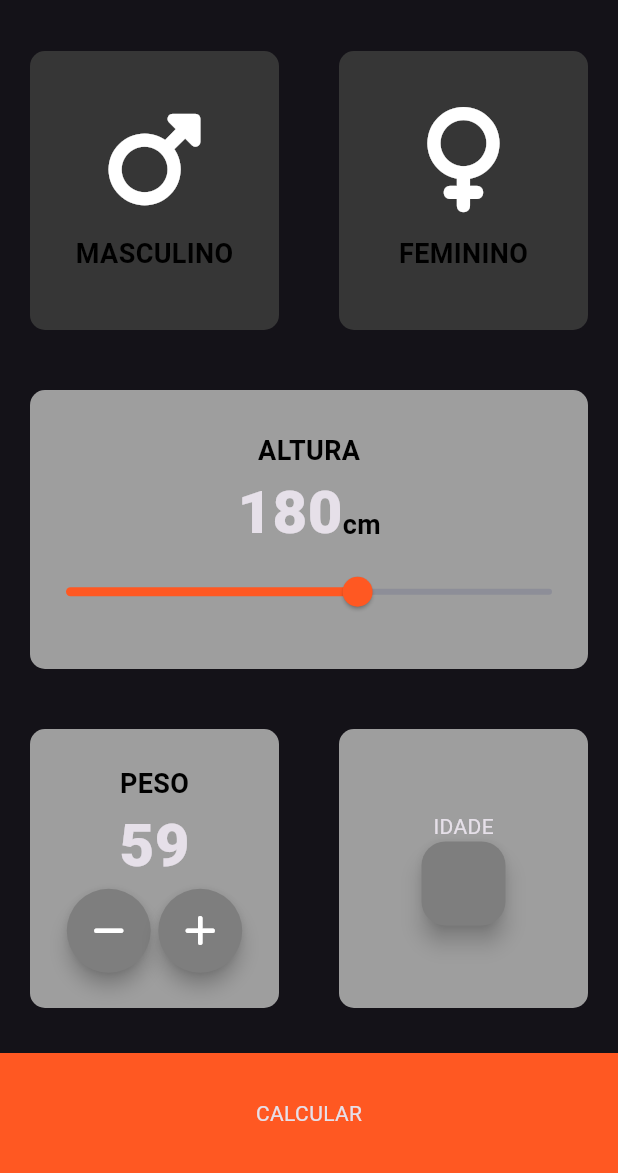
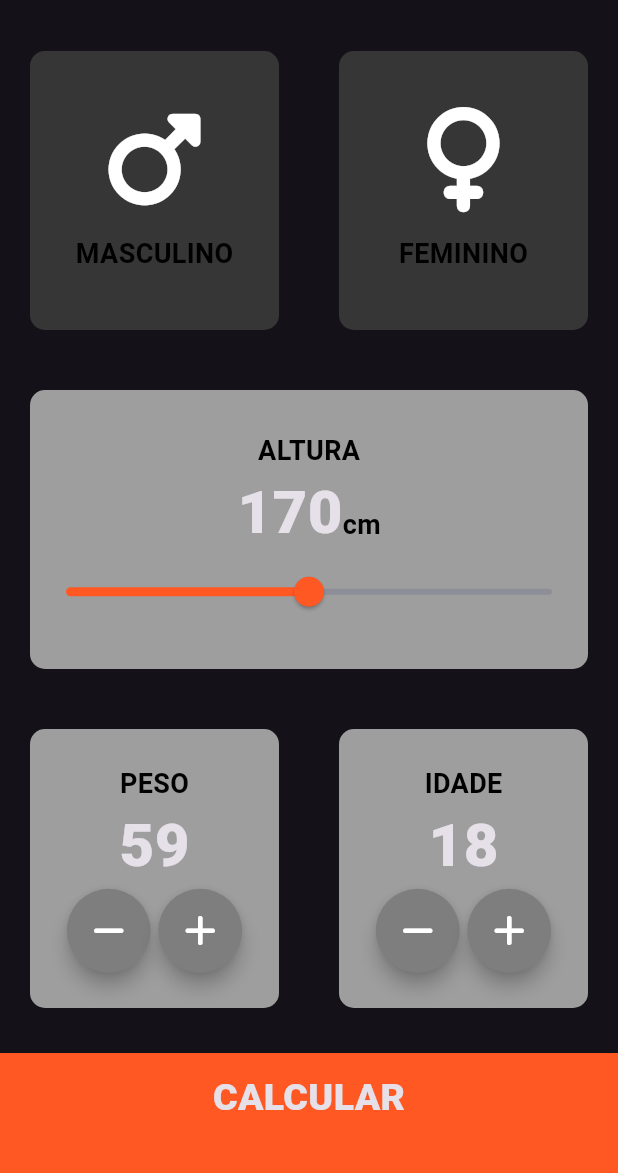
Before and after one commit to Daniells642/Projeto-Flutter, a Flutter app: the screen it shows after launch, after a tap on an icon or button, on a phone screen of 412 x 824 dp, the part 63-1236 px from its top. Run offline on Flutter 3.47's test engine with Material 3 defaults, Android fonts, the phone set to English and light mode, and no system bars; our stand-ins replace font_awesome_flutter.

Commit message:
Refatoracao e segunda tela criada.

```diff
--- a/lib/main.dart
+++ b/lib/main.dart
@@ -1,9 +1,8 @@
 import 'package:flutter/material.dart';
 import 'package:meu_app/paginas/homePage.dart';
+import 'package:meu_app/paginas/telasResultados.dart';
 
-void main() {
-  runApp(const CalculadoraImc());
-}
+void main() => runApp(const CalculadoraImc());
 
 class CalculadoraImc extends StatelessWidget {
   const CalculadoraImc({super.key});
@@ -12,7 +11,12 @@ class CalculadoraImc extends StatelessWidget {
   Widget build(BuildContext context) {
     return MaterialApp(
       theme: ThemeData.dark(),
-      home: const HomePage(),
-      );
+      //home: const HomePage(),
+      initialRoute: '/',
+      routes: {
+        '/': (context) => const HomePage(),
+        '/telaResultados': (context) => const TelaResultados(),
+      },
+    );
   }
 }
--- a/lib/paginas/homePage.dart
+++ b/lib/paginas/homePage.dart
@@ -1,8 +1,12 @@
 import 'package:flutter/widgets.dart';
 import 'package:flutter/material.dart';
-import 'package:meu_app/widget/constantes.dart';
+import 'package:flutter/cupertino.dart';
+import 'package:meu_app/utils/constantes.dart';
 import 'package:meu_app/widget/cartaoPadrao.dart';
+import 'package:meu_app/widget/botaoInferior.dart';
 import 'package:meu_app/widget/conteudoIcone.dart';
+import 'package:meu_app/widget/botaoArredondado.dart';
+import 'package:meu_app/paginas/telasResultados.dart';
 import 'package:font_awesome_flutter/font_awesome_flutter.dart';
 
 enum Sexo {
@@ -19,8 +23,9 @@ class HomePage extends StatefulWidget {
 
 class _MyHomePageState extends State<HomePage> {
   Sexo? sexoSelecionado;
-  int altura = 180;
+  int altura = 170;
   int peso = 60;
+  int idade = 18;
 
   @override
   Widget build(BuildContext context) {
@@ -40,7 +45,7 @@ class _MyHomePageState extends State<HomePage> {
                       aoPressionar: () {
                         setState(() {
                           sexoSelecionado = Sexo.masculino;
-                          print("HOMEM");
+                          //print("HOMEM");
                         });
                       },
                       cor: sexoSelecionado == Sexo.masculino
@@ -58,7 +63,7 @@ class _MyHomePageState extends State<HomePage> {
                       aoPressionar: () {
                         setState(() {
                           sexoSelecionado = Sexo.feminino;
-                          print("está funçando");
+                          //print("está funçando");
                         });
                       },
                       cor: sexoSelecionado == Sexo.feminino
@@ -136,6 +141,14 @@ class _MyHomePageState extends State<HomePage> {
                                 aoPressionar: () {
                                   setState(() {
                                     peso--;
+
+                                    if (peso < 0) {
+                                      ScaffoldMessenger.of(context)
+                                          .showSnackBar(const SnackBar(
+                                              content: Text(
+                                                  "Informe um peso válido.")));
+                                      peso++;
+                                    }
                                   });
                                 },
                               ),
@@ -162,17 +175,47 @@ class _MyHomePageState extends State<HomePage> {
                       filhoCartao: Column(
                         mainAxisAlignment: MainAxisAlignment.center,
                         children: [
-                          const Text('IDADE'),
-                          //Icon(FontAwesomeIcons.mars, size: 95.0)
+                          const Text(
+                            'IDADE',
+                            style: kDescricaoTextStyle,
+                          ),
+                          Text(
+                            idade.toString(),
+                            style: kNumeroTextStyle,
+                          ),
+                          Row(
+                            mainAxisAlignment: MainAxisAlignment.center,
+                            children: [
+                              BotaoArredondado(
+                                icone: FontAwesomeIcons.minus,
+                                aoPressionar: () {
+                                  setState(() {
+                                    idade--;
 
-                          FloatingActionButton(
-                            backgroundColor: const Color(0xFF7E7E7E),
-                            onPressed: () {},
+                                    if (idade < 10) {
+                                      ScaffoldMessenger.of(context)
+                                          .showSnackBar(const SnackBar(
+                                              content: Text(
+                                                  "Informe uma idade maior que 10.")));
+                                      idade++;
+                                    }
 
-                            // const Icon(
-                            //   Icons.add,
-                            //   color: Colors.white,
-                            // ),
+                                    //print(idade);
+                                  });
+                                },
+                              ),
+                              const SizedBox(
+                                width: 5.0,
+                              ),
+                              BotaoArredondado(
+                                icone: FontAwesomeIcons.plus,
+                                aoPressionar: () {
+                                  setState(() {
+                                    idade++;
+                                  });
+                                },
+                              ),
+                            ],
                           ),
                         ],
                       ),
@@ -181,43 +224,46 @@ class _MyHomePageState extends State<HomePage> {
                 ],
               ),
             ),
-            Container(
-              alignment: Alignment.center,
-              color: kCorContainerInferior,
-              margin: const EdgeInsets.only(top: 10.0),
-              width: double.infinity, //preenche toda a tela na horizontal.
-              height: kAlturaContainerInferior,
-              child: const Text("CALCULAR"),
-
-            )
+            GestureDetector(
+      onTap: () {
+        Navigator.pushNamed(context, "/telaResultados");
+      },
+      child: Container(
+        alignment: Alignment.center,
+        color: kCorContainerInferior,
+        margin: const EdgeInsets.only(top: 10.0),
+        padding: const EdgeInsets.only(bottom: 20.0),
+        width: double.infinity, //preenche toda a tela na horizontal.
+        height: kAlturaContainerInferior,
+        child: const Text(
+          "CALCULAR",
+          style: kBotaoGrande,
+        ),
+      ),
+    ),
           ],
         ));
   }
 }
 
+                          //Icon(FontAwesomeIcons.mars, size: 95.0)
+
+                          // FloatingActionButton(
+                          //   backgroundColor: const Color(0xFF7E7E7E),
+                          //   onPressed: () {},
+
+                          // const Icon(
+                          //   Icons.add,
+                          //   color: Colors.white,
+                          // ),
+// Navigator.push(
+//                 context,
+//                 MaterialPageRoute(
+//                     builder: (context) => const TelaResultados()));
+
+
 // Ainda não consegui usar a "Function final Function ?aoPressionar;"
-class BotaoArredondado extends StatelessWidget {
-  const BotaoArredondado({super.key, this.icone, this.aoPressionar});
 
-  final IconData? icone;
-  final Function()? aoPressionar;
-
-  // void aoPressionar(){
-
-  // }
-
-  @override
-  Widget build(BuildContext context) {
-    return RawMaterialButton(
-      onPressed: aoPressionar,
-      elevation: 5.0,
-      constraints: const BoxConstraints.tightFor(width: 56.0, height: 56.0),
-      shape: const CircleBorder(),
-      fillColor: const Color(0xFF7E7E7E),
-      child: Icon(icone),
-    );
-  }
-}
 
 // Color corMasculinoCartaoPadrao = corInativaCataoPadrao;
 // Color corFemininoCartaoPadrao = corInativaCataoPadrao;
--- /dev/null
+++ b/lib/utils/constantes.dart
@@ -0,0 +1,19 @@
+import 'package:flutter/material.dart';
+
+const kDescricaoTextStyle =
+    TextStyle(fontSize: 18.0, color: Colors.black, fontWeight: FontWeight.w700);
+const kNumeroTextStyle = TextStyle(fontSize: 40.0, fontWeight: FontWeight.w900);
+
+const kAlturaContainerInferior = 80.0;
+const kCorAtivaCartaoPadrao = Color(0xFF9E9E9E);
+const kCorInativaCataoPadrao = Color.fromARGB(255, 54, 54, 54);
+const kCorContainerInferior = Color(0xFFFF5822);
+
+const kBotaoGrande = TextStyle(fontSize: 25.0, fontWeight: FontWeight.w900);
+const kTituloTextStyle = TextStyle(fontSize: 50.0, fontWeight: FontWeight.bold);
+const kResultadoTextStyle = TextStyle(
+    color: Color(0xFF24D876), fontSize: 22.0, fontWeight: FontWeight.bold);
+const kIMCTextStyle = TextStyle(
+    fontSize: 100.0, fontWeight: FontWeight.bold, color: Colors.black);
+
+const kCorpoTextStyle = TextStyle(fontSize: 20.0, color: Colors.black);
--- /dev/null
+++ b/lib/widget/botaoArredondado.dart
@@ -0,0 +1,24 @@
+import 'package:flutter/material.dart';
+
+class BotaoArredondado extends StatelessWidget {
+  const BotaoArredondado({super.key, this.icone, this.aoPressionar});
+
+  final IconData? icone;
+  final Function()? aoPressionar;
+
+  // void aoPressionar(){
+
+  // }
+
+  @override
+  Widget build(BuildContext context) {
+    return RawMaterialButton(
+      onPressed: aoPressionar,
+      elevation: 5.0,
+      constraints: const BoxConstraints.tightFor(width: 56.0, height: 56.0),
+      shape: const CircleBorder(),
+      fillColor: const Color(0xFF7E7E7E),
+      child: Icon(icone),
+    );
+  }
+}
--- a/lib/widget/constantes.dart
+++ /dev/null
@@ -1,10 +0,0 @@
-import 'package:flutter/material.dart';
-
-const kDescricaoTextStyle =
-    TextStyle(fontSize: 18.0, color: Colors.black, fontWeight: FontWeight.w700);
-const kNumeroTextStyle = TextStyle(fontSize: 40.0, fontWeight: FontWeight.w900);
-
-const kAlturaContainerInferior = 80.0;
-const kCorAtivaCartaoPadrao = Color(0xFF9E9E9E);
-const kCorInativaCataoPadrao = Color.fromARGB(255, 54, 54, 54);
-const kCorContainerInferior = Color(0xFFFF5822);
--- a/lib/widget/conteudoIcone.dart
+++ b/lib/widget/conteudoIcone.dart
@@ -1,5 +1,5 @@
 import 'package:flutter/material.dart';
-import 'package:meu_app/widget/constantes.dart';
+import 'package:meu_app/utils/constantes.dart';
 
 class ConteudoIcone extends StatelessWidget {
   const ConteudoIcone(
```
Also changed, not shown: lib/paginas/telasResultados.dart (added, +61 -0 lines), lib/widget/botaoInferior.dart (added, +31 -0 lines).
